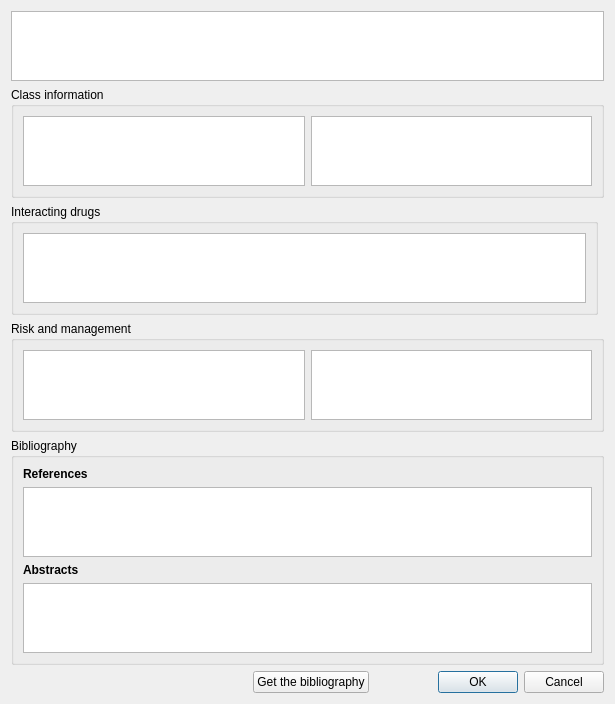
Before: the Qt Designer form plugins/drugsplugin/drugswidget/interactionsynthesisdialog.ui in FreeHealth/freehealth, drawn with Qt 5.
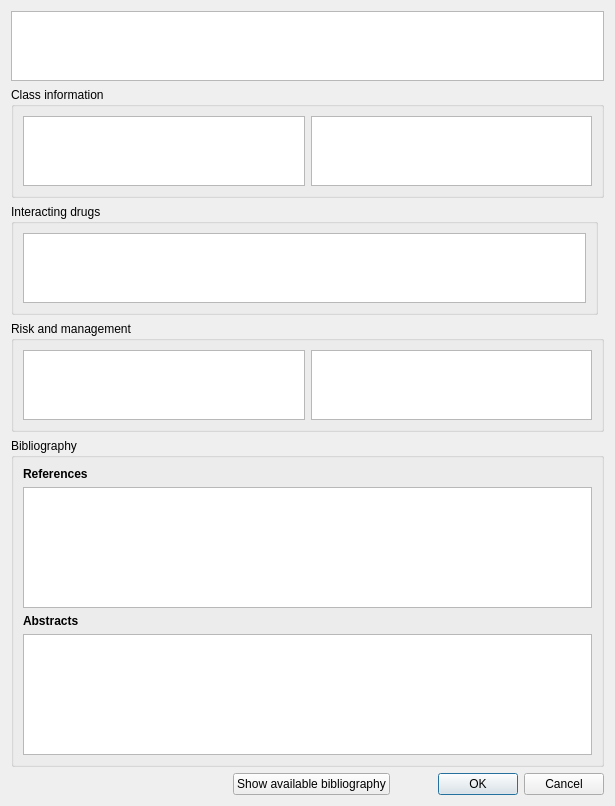
After: the same form once the commit is applied.

Commit message: Drugs: - sorting interaction tooltip output - small correction of toolbar of IAM synthesis dialog

The edit to the form file:
```diff
--- a/plugins/drugsplugin/drugswidget/interactionsynthesisdialog.ui
+++ b/plugins/drugsplugin/drugswidget/interactionsynthesisdialog.ui
@@ -7,7 +7,7 @@
     <x>0</x>
     <y>0</y>
     <width>615</width>
-    <height>679</height>
+    <height>806</height>
    </rect>
   </property>
   <property name="windowTitle">
@@ -68,7 +68,7 @@
      <item>
       <widget class="QPushButton" name="getBiblio">
        <property name="text">
-        <string>Get the bibliography</string>
+        <string>Show available bibliography</string>
        </property>
       </widget>
      </item>
```
The commit also changes 3 other files.
